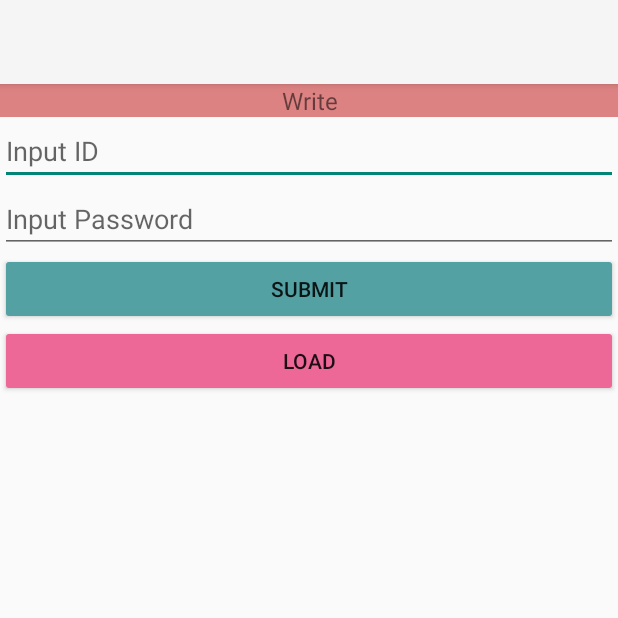
After one commit to Hod0ri/2021-Programming-Study, an Android app: the FileIOActivity screen opened directly, with no data from a screen before it, on a phone screen of 412 x 824 dp, the top half of it. The commit adds this screen. Run offline under Robolectric (Android 15) with nearby library versions, the phone set to English and light mode, and no system bars.

Commit message:
[ Android ] Android Lecture
File Input/Output

```diff
--- a/College-Lecture/Android/Nov02/app/src/main/AndroidManifest.xml
+++ b/College-Lecture/Android/Nov02/app/src/main/AndroidManifest.xml
@@ -9,6 +9,9 @@
         android:roundIcon="@mipmap/ic_launcher_round"
         android:supportsRtl="true"
         android:theme="@style/Theme.Nov02">
+        <activity
+            android:name=".FileIOActivity"
+            android:exported="false" />
         <activity
             android:name=".ReceiveTestActivity"
             android:exported="false" />
--- /dev/null
+++ b/College-Lecture/Android/Nov02/app/src/main/java/com/example/nov02/FileIOActivity.java
@@ -0,0 +1,103 @@
+package com.example.nov02;
+
+import androidx.appcompat.app.AppCompatActivity;
+
+import android.content.Context;
+import android.os.Bundle;
+import android.view.View;
+import android.widget.Button;
+import android.widget.EditText;
+import android.widget.TextView;
+import android.widget.Toast;
+
+import java.io.BufferedReader;
+import java.io.File;
+import java.io.FileInputStream;
+import java.io.FileOutputStream;
+import java.io.IOException;
+import java.io.InputStreamReader;
+
+public class FileIOActivity extends AppCompatActivity {
+
+    Button btn_acSubmit, btn_load;
+    EditText edt_id, edt_passwd;
+    TextView lb_id, lb_passwd;
+    String userID, passwd;
+
+    private void LinkGUI() {
+        btn_acSubmit = findViewById(R.id.btn_acSubmit);
+        edt_id = findViewById(R.id.edt_id);
+        edt_passwd = findViewById(R.id.edt_passwd);
+        btn_load = findViewById(R.id.btn_load);
+        lb_id = findViewById(R.id.lb_id);
+        lb_passwd = findViewById(R.id.lb_passwd);
+    }
+
+    @Override
+    protected void onCreate(Bundle savedInstanceState) {
+        super.onCreate(savedInstanceState);
+        setContentView(R.layout.activity_file_ioactivity);
+        LinkGUI();
+
+        // Account Submit Button Event
+        btn_acSubmit.setOnClickListener(new View.OnClickListener() {
+            @Override
+            public void onClick(View v) {
+                userID = edt_id.getText().toString();
+                passwd = edt_passwd.getText().toString();
+
+                // Catch Empty String Value for Exception Handling
+                if(userID.isEmpty() || passwd.isEmpty()) {
+                    Toast.makeText(getApplicationContext(), "Input id or password!", Toast.LENGTH_SHORT).show();
+                } else {
+
+                    // File Write
+                    try {
+                        FileOutputStream fileOutputStream = openFileOutput("UserFile.txt", Context.MODE_PRIVATE);
+
+                        fileOutputStream.write(userID.getBytes(), 0, userID.length());
+                        fileOutputStream.write('\n');
+                        fileOutputStream.write(passwd.getBytes(), 0, passwd.length());
+
+                        fileOutputStream.close();
+
+                        Toast.makeText(getApplicationContext(), "Create UserFile.txt", Toast.LENGTH_SHORT).show();
+                    } catch (IOException e) {
+                        Toast.makeText(getApplicationContext(), "Found IOException", Toast.LENGTH_SHORT).show();
+                    }
+                }
+
+
+            }
+        });
+
+        // Load File Data Event
+        btn_load.setOnClickListener(new View.OnClickListener() {
+            @Override
+            public void onClick(View v) {
+                try {
+                    File file = new File("/data/data/com.example.nov02/files/UserFile.txt");
+                    // Load Data
+                    BufferedReader inFiles = new BufferedReader(new InputStreamReader(new FileInputStream(file.getAbsolutePath()), "UTF8"));
+                    String line = "";
+                    String[] stemp = new String[2];
+                    int i = 0;
+                    while((line = inFiles.readLine()) != null) {
+                        stemp[i] = line;
+                        i++;
+                    }
+                    inFiles.close();
+
+                    lb_id.setText(stemp[0]);
+                    lb_passwd.setText(stemp[1]);
+                    lb_id.setVisibility(View.VISIBLE);
+                    lb_passwd.setVisibility(View.VISIBLE);
+
+                } catch (IOException e) {
+                    Toast.makeText(getApplicationContext(), "Cannot Find File", Toast.LENGTH_SHORT).show();
+                }
+            }
+        });
+
+    }
+}
--- /dev/null
+++ b/College-Lecture/Android/Nov02/app/src/main/res/layout/activity_file_ioactivity.xml
@@ -0,0 +1,66 @@
+<?xml version="1.0" encoding="utf-8"?>
+<LinearLayout xmlns:android="http://schemas.android.com/apk/res/android"
+    xmlns:app="http://schemas.android.com/apk/res-auto"
+    xmlns:tools="http://schemas.android.com/tools"
+    android:layout_width="match_parent"
+    android:layout_height="match_parent"
+    android:orientation="vertical"
+    tools:context=".FileIOActivity">
+
+    <TextView
+        android:layout_width="match_parent"
+        android:layout_height="wrap_content"
+        android:textSize="16dp"
+        android:textAlignment="center"
+        android:text="Write"
+        android:background="#DD8282"
+        />
+
+    <EditText
+        android:id="@+id/edt_id"
+        android:layout_width="match_parent"
+        android:layout_height="wrap_content"
+        android:hint="Input ID"
+        />
+    <EditText
+        android:id="@+id/edt_passwd"
+        android:layout_width="match_parent"
+        android:layout_height="wrap_content"
+        android:hint="Input Password"
+        android:inputType="textPassword"
+        />
+
+    <Button
+        android:id="@+id/btn_acSubmit"
+        android:layout_width="match_parent"
+        android:layout_height="wrap_content"
+        android:text="Submit"
+        android:backgroundTint="#53A1A3"
+        />
+
+    <TextView
+        android:id="@+id/lb_id"
+        android:layout_width="match_parent"
+        android:layout_height="wrap_content"
+        android:textSize="24dp"
+        android:textAlignment="center"
+        android:visibility="gone"
+        />
+
+    <TextView
+        android:id="@+id/lb_passwd"
+        android:layout_width="match_parent"
+        android:layout_height="wrap_content"
+        android:textSize="24dp"
+        android:visibility="gone"
+        android:textAlignment="center"
+        />
+
+    <Button
+        android:id="@+id/btn_load"
+        android:layout_width="match_parent"
+        android:layout_height="wrap_content"
+        android:text="Load"
+        android:backgroundTint="#ED6897"
+        />
+</LinearLayout>
```
Also changed, not shown: College-Lecture/Android/Nov02/app/src/main/java/com/example/nov02/MainActivity.java (+11 -1 lines), College-Lecture/Android/Nov02/app/src/main/res/layout/activity_main.xml (+9 -0 lines).
